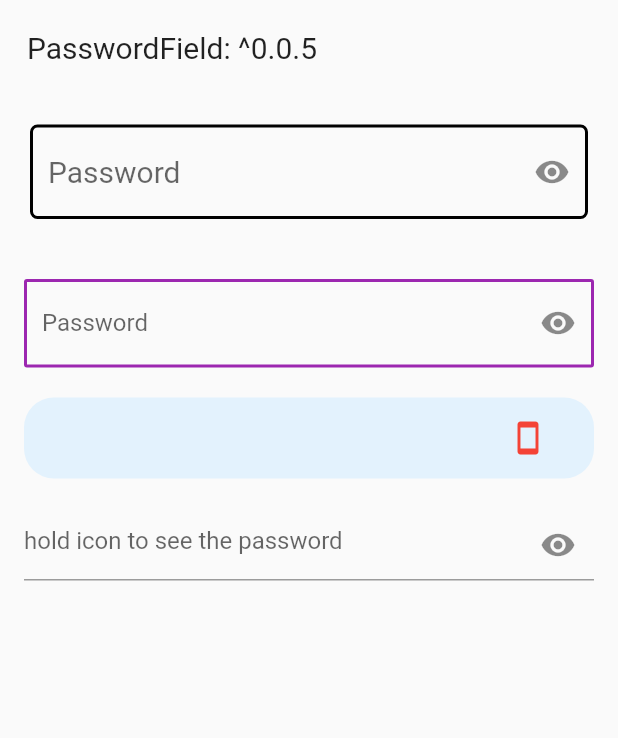
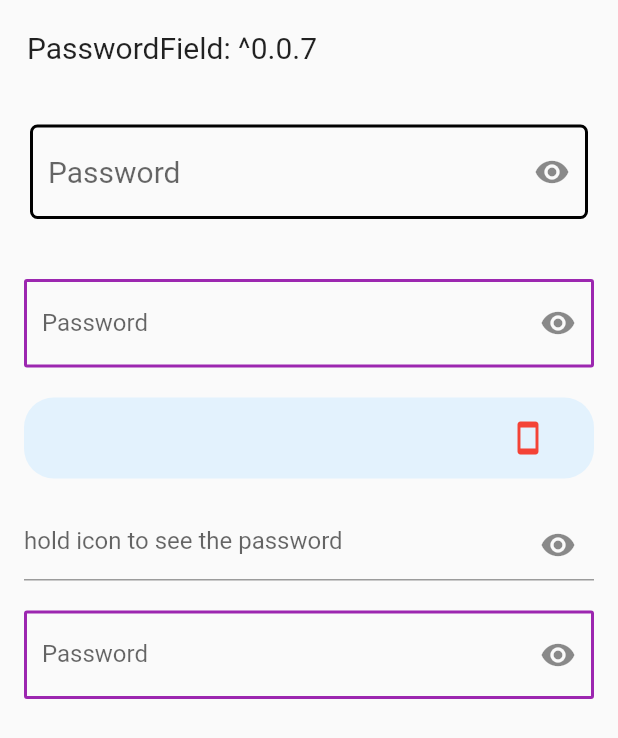
Before and after one commit to maheshj01/passwordfield, a Flutter app: the screen it shows after launch, on a phone screen of 412 x 824 dp. Shown: the top 738 px of the screen. Run offline on Flutter 3.47's test engine with Material 2 defaults, Android fonts, the phone set to English and light mode, and no system bars.

Commit message:
added support for errortext Style and multiline errorMessage

```diff
--- a/example/lib/main.dart
+++ b/example/lib/main.dart
@@ -38,7 +38,7 @@ class PasswordApp extends StatelessWidget {
           Container(
             padding: EdgeInsets.symmetric(horizontal: 18),
             child: Text(
-              'PasswordField: ^0.0.5',
+              'PasswordField: ^0.0.7',
               style: TextStyle(fontSize: 20),
             ),
           ),
@@ -106,6 +106,30 @@ class PasswordApp extends StatelessWidget {
               hintText: 'hold icon to see the password ',
             ),
           ),
+          SizedBox(
+            height: 20,
+          ),
+          Container(
+            padding: EdgeInsets.symmetric(horizontal: 16),
+            child: PasswordField(
+              color: Colors.deepPurple,
+              hasFloatingPlaceholder: true,
+              pattern: r'.*[@$#.*].*',
+              errorMaxLines: 3,
+              border: OutlineInputBorder(
+                  borderRadius: BorderRadius.circular(2),
+                  borderSide: BorderSide(width: 2, color: Colors.purple)),
+              focusedBorder: OutlineInputBorder(
+                  borderRadius: BorderRadius.circular(10),
+                  borderSide: BorderSide(width: 2, color: Colors.purple)),
+              errorStyle: TextStyle(color: Colors.green, fontSize: 18),
+              errorMessage:
+                  'Add Your Custom error Message as long as you want and With your custom style with a proprty called errorStyle',
+            ),
+          ),
+          SizedBox(
+            height: 20,
+          ),
         ],
       )),
     );
--- a/example/pubspec.yaml
+++ b/example/pubspec.yaml
@@ -30,29 +30,23 @@ dev_dependencies:
   flutter_test:
     sdk: flutter
 
-
 # For information on the generic Dart part of this file, see the
 # following page: https://dart.dev/tools/pub/pubspec
 
 # The following section is specific to Flutter.
 flutter:
-
   # The following line ensures that the Material Icons font is
   # included with your application, so that you can use the icons in
   # the material Icons class.
   uses-material-design: true
-
   # To add assets to your application, add an assets section, like this:
   # assets:
   #  - images/a_dot_burr.jpeg
   #  - images/a_dot_ham.jpeg
-
   # An image asset can refer to one or more resolution-specific "variants", see
   # https://flutter.dev/assets-and-images/#resolution-aware.
-
   # For details regarding adding assets from package dependencies, see
   # https://flutter.dev/assets-and-images/#from-packages
-
   # To add custom fonts to your application, add a fonts section here,
   # in this "flutter" section. Each entry in this list should have a
   # "family" key with the font family name, and a "fonts" key with a
--- a/lib/passwordfield.dart
+++ b/lib/passwordfield.dart
@@ -16,10 +16,12 @@ class PasswordField extends StatefulWidget {
       this.hintStyle,
       this.inputStyle,
       this.maxLength,
+      this.errorMaxLines,
       this.onSubmit,
       this.backgroundColor,
       this.backgroundBorderRadius,
       this.textPadding,
+      this.errorStyle,
       @deprecated this.onChanged,
       this.errorFocusedBorder,
       this.errorMessage,
@@ -72,6 +74,15 @@ class PasswordField extends StatefulWidget {
 
   /// styling the Passwordfield Text
   final TextStyle inputStyle;
+
+  /// style for the the errorMessage
+  final TextStyle errorStyle;
+
+  /// The maximum number of lines the [errorText] can occupy.
+  ///
+  /// Defaults to null, which means that the [errorText] will be limited
+  /// to a single line with [TextOverflow.ellipsis].
+  final int errorMaxLines;
 
   /// custom message to show if the input password does not match the pattern.
   final String errorMessage;
@@ -143,6 +154,8 @@ class PasswordFieldState extends State<PasswordField> {
                   errorText: snapshot.hasError
                       ? widget.errorMessage ?? snapshot.error
                       : null,
+                  errorMaxLines: widget.errorMaxLines,
+                  errorStyle: widget.errorStyle,
                   enabledBorder: widget.border,
                   focusedBorder: widget.focusedBorder,
                   hintText:
--- a/pubspec.yaml
+++ b/pubspec.yaml
@@ -1,6 +1,6 @@
 name: passwordfield
-description: A new Flutter package project.
-version: 0.0.6
+description: A simple and easy to use Passwordfield Widget to add a password Textfield to your Flutter project hassle free.
+version: 0.0.7
 homepage: https://github.com/maheshmnj/passwordfield-flutter-package
 
 environment:
```
Also changed, not shown: example/pubspec.lock, pubspec.lock, 6 other files.
